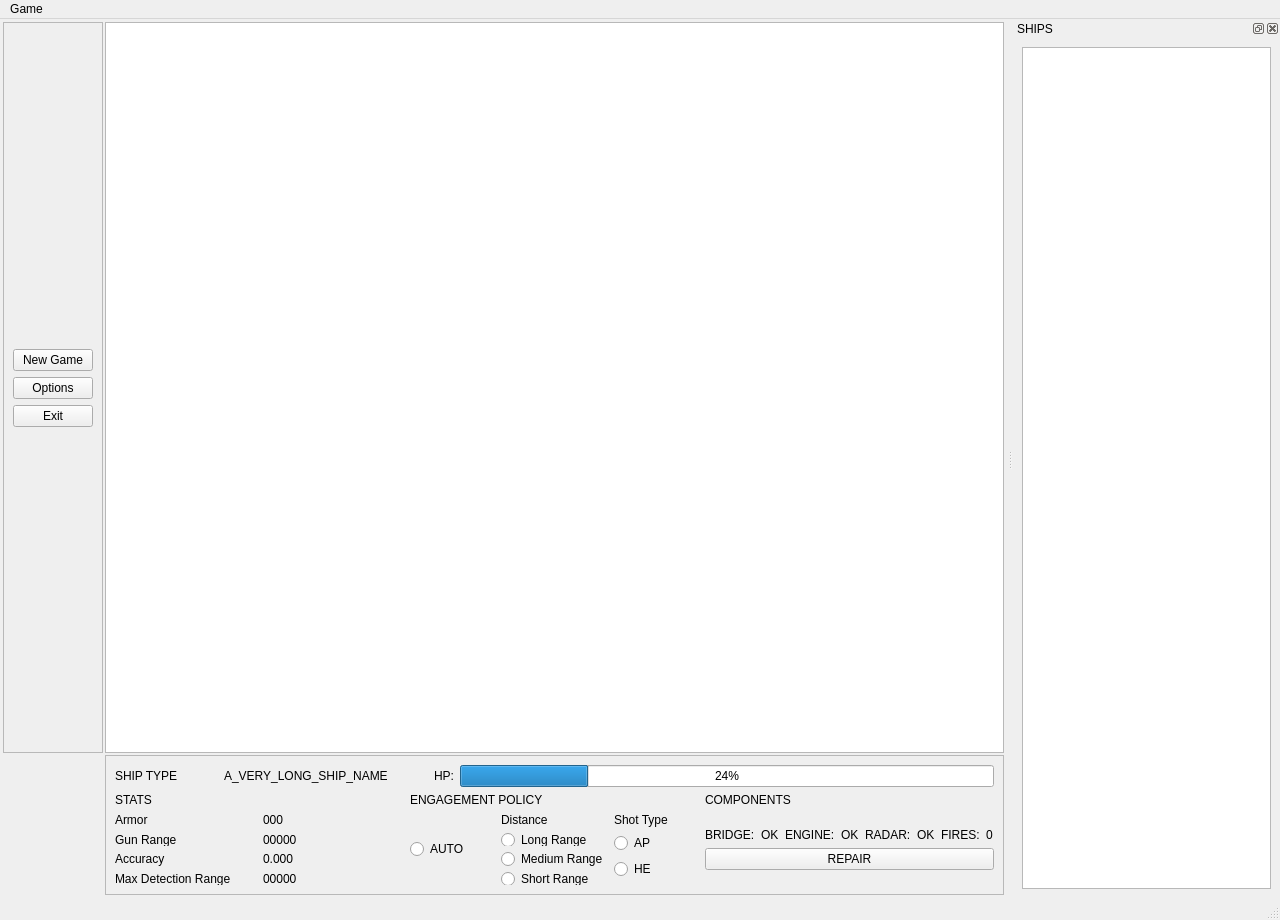
Before: the Qt Designer form resources/ui/Proto_2.ui in GregRL94/TF301, drawn with Qt 5.
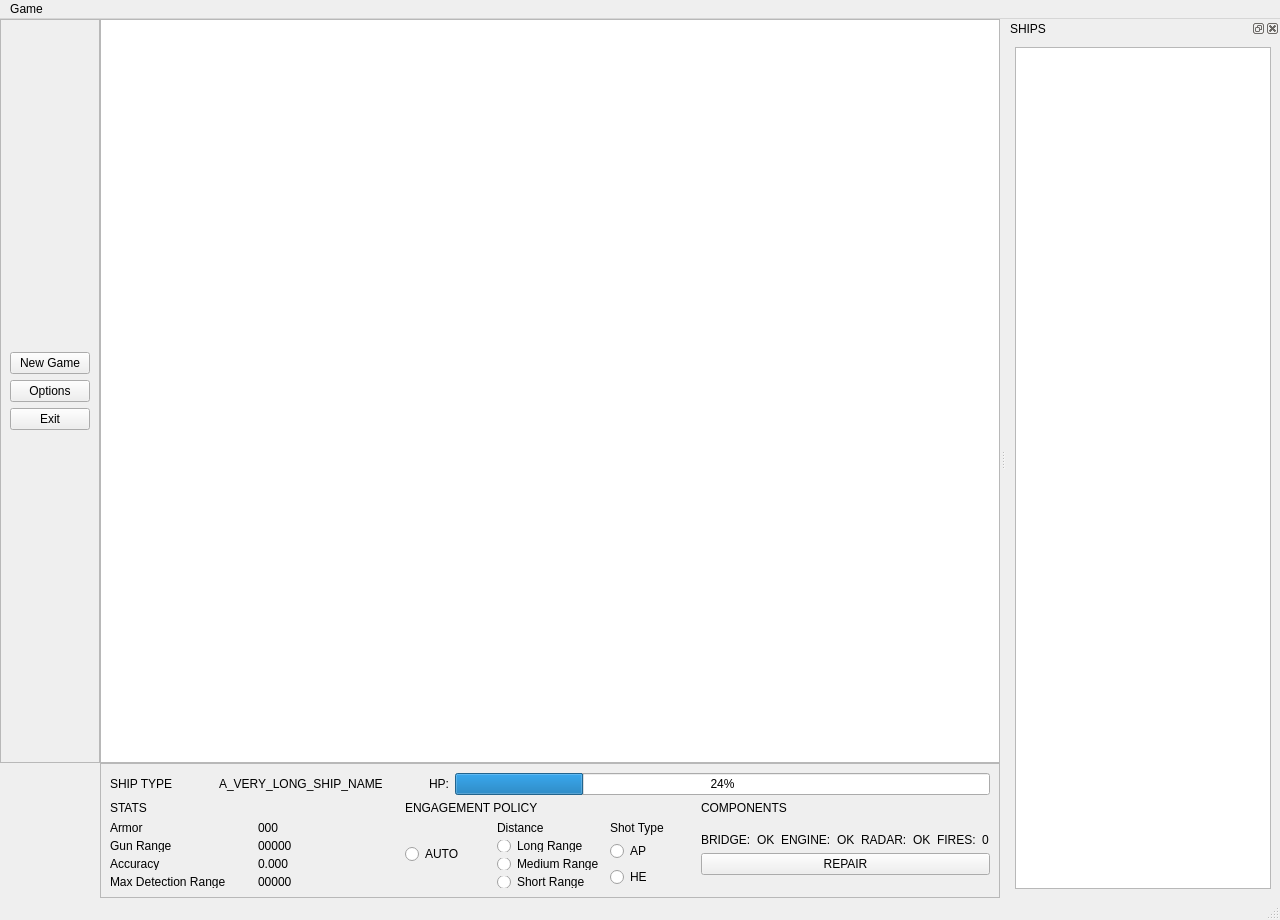
After: the same form once the commit is applied.

Commit message: Incorporated new ship stats display into main window.

```diff
--- a/resources/ui/Proto_2.ui
+++ b/resources/ui/Proto_2.ui
@@ -16,19 +16,19 @@
   <widget class="QWidget" name="centralwidget">
    <layout class="QGridLayout" name="gridLayout">
     <property name="leftMargin">
-     <number>3</number>
+     <number>0</number>
     </property>
     <property name="topMargin">
-     <number>3</number>
+     <number>0</number>
     </property>
     <property name="rightMargin">
-     <number>3</number>
+     <number>0</number>
     </property>
     <property name="bottomMargin">
-     <number>3</number>
+     <number>0</number>
     </property>
     <property name="spacing">
-     <number>2</number>
+     <number>0</number>
     </property>
     <item row="0" column="0">
      <widget class="QFrame" name="frame">
@@ -112,13 +112,13 @@
       <property name="minimumSize">
        <size>
         <width>899</width>
-        <height>140</height>
+        <height>135</height>
        </size>
       </property>
       <property name="maximumSize">
        <size>
         <width>16777215</width>
-        <height>140</height>
+        <height>135</height>
        </size>
       </property>
       <property name="frameShape">
@@ -128,6 +128,12 @@
        <enum>QFrame::Raised</enum>
       </property>
       <layout class="QVBoxLayout" name="verticalLayout_3">
+       <property name="topMargin">
+        <number>9</number>
+       </property>
+       <property name="bottomMargin">
+        <number>9</number>
+       </property>
        <item>
         <layout class="QHBoxLayout" name="ship_hp_h_lyt">
          <item>
@@ -317,6 +323,9 @@
              </item>
              <item>
               <layout class="QVBoxLayout" name="distance_v_lyt">
+               <property name="spacing">
+                <number>6</number>
+               </property>
                <item>
                 <widget class="QLabel" name="distance_lbl">
                  <property name="text">
```
The commit also changes 3 other files.
